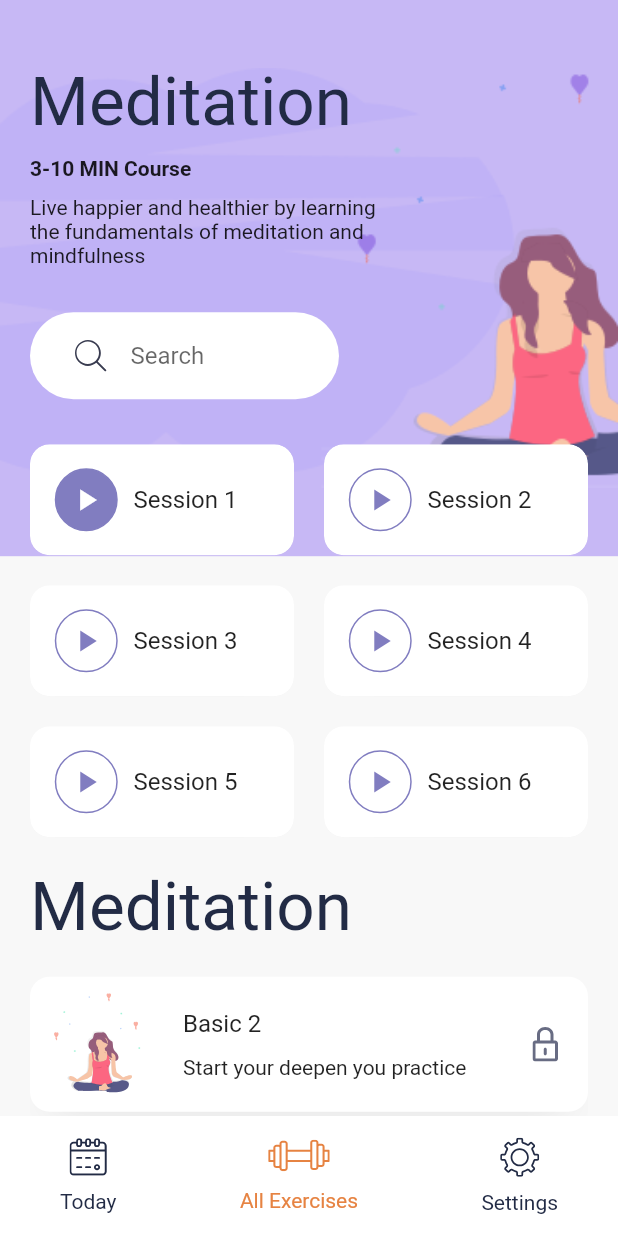
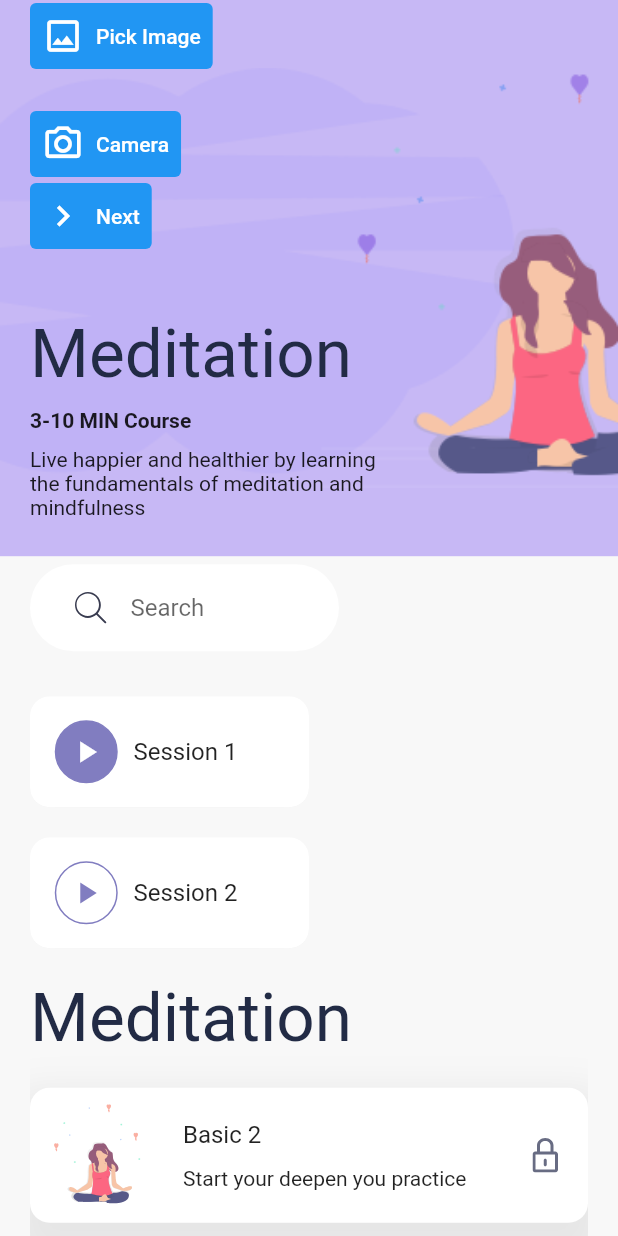
Before and after one commit to ShresthaUtsav03/lets-measure, a Flutter app: the DetailsScreen screen opened directly, on a phone screen of 412 x 824 dp. Run offline on Flutter 3.47's test engine with Material 2 defaults, Android fonts, the phone set to English and light mode, and no system bars; our stand-ins replace flutter_svg, image_picker.

Commit message:
Image selection page (TBD) successfully nav.pshed

```diff
--- a/lib/main.dart
+++ b/lib/main.dart
@@ -1,4 +1,5 @@
 import 'package:flutter/material.dart';
+import 'package:lets_measure/views/details_screen.dart';
 import 'package:lets_measure/views/graphic_input.dart';
 import 'package:lets_measure/views/home.dart';
 
@@ -25,7 +26,8 @@ class LetsMeasure extends StatelessWidget {
         initialRoute: '/home',
         routes: {
           '/home': (context) => const HomeScreen(),
-          '/graphicInput': (context) => const Home(),
+          '/imageInput': (context) => const Home(),
+          '/meditation': (context) => DetailsScreen(),
         });
   }
 }
--- a/lib/views/details_screen.dart
+++ b/lib/views/details_screen.dart
@@ -1,15 +1,70 @@
+import 'dart:convert';
+import 'dart:io';
+import 'package:http/http.dart' as http;
+
 import 'package:flutter/material.dart';
 import 'package:flutter_svg/svg.dart';
+import 'package:image_picker/image_picker.dart';
 import 'package:lets_measure/constants.dart';
 import 'package:lets_measure/widgets/bottom_nav_bar.dart';
+import 'package:lets_measure/widgets/build_button.dart';
 import 'package:lets_measure/widgets/search_bar.dart';
 
-class DetailsScreen extends StatelessWidget {
+class DetailsScreen extends StatefulWidget {
+  @override
+  State<DetailsScreen> createState() => _DetailsScreenState();
+}
+
+class _DetailsScreenState extends State<DetailsScreen> {
+  bool imageReceived = false;
+
+  File? image;
+
+  String server = "http://6c4e-110-44-127-181.ngrok.io/";
+
+  void uploadImage() async {
+    try {
+      var request = http.MultipartRequest(
+        'POST',
+        Uri.parse(server + "object_measurement_rectangle"),
+      );
+      Map<String, String> headers = {"Content-type": "multipart/form-data"};
+      request.files.add(
+        http.MultipartFile(
+          'image',
+          image!.readAsBytes().asStream(),
+          image!.lengthSync(),
+          filename: "filename",
+        ),
+      );
+      request.headers.addAll(headers);
+      final response = await request.send();
+
+      http.Response res = await http.Response.fromStream(response);
+      final resJson = jsonDecode(res.body);
+      print(resJson['image']);
+    } catch (e) {
+      setState(() {});
+    }
+    imageReceived = true;
+  }
+
+  Future pickImage(ImageSource source) async {
+    final image = await ImagePicker().pickImage(source: source);
+    if (image == null) {
+      return;
+    }
+    final imageTemporary = File(image.path);
+    setState(() {
+      this.image = imageTemporary;
+    });
+  }
+
   @override
   Widget build(BuildContext context) {
     var size = MediaQuery.of(context).size;
     return Scaffold(
-      bottomNavigationBar: BottomNavBar(),
+      //bottomNavigationBar: BottomNavBar(),
       body: Stack(
         children: <Widget>[
           Container(
@@ -29,6 +84,22 @@ class DetailsScreen extends StatelessWidget {
                 child: Column(
                   crossAxisAlignment: CrossAxisAlignment.start,
                   children: <Widget>[
+                    BuildButton(
+                      title: 'Pick Image',
+                      icon: Icons.image_outlined,
+                      onClicked: () => pickImage(ImageSource.gallery),
+                    ),
+                    const SizedBox(height: 24),
+                    BuildButton(
+                      title: 'Camera',
+                      icon: Icons.camera_alt_outlined,
+                      onClicked: () => pickImage(ImageSource.camera),
+                    ),
+                    const Spacer(),
+                    BuildButton(
+                        title: 'Next',
+                        icon: Icons.chevron_right,
+                        onClicked: uploadImage),
                     SizedBox(
                       height: size.height * 0.05,
                     ),
@@ -65,22 +136,6 @@ class DetailsScreen extends StatelessWidget {
                           seassionNum: 2,
                           press: () {},
                         ),
-                        SeassionCard(
-                          seassionNum: 3,
-                          press: () {},
-                        ),
-                        SeassionCard(
-                          seassionNum: 4,
-                          press: () {},
-                        ),
-                        SeassionCard(
-                          seassionNum: 5,
-                          press: () {},
-                        ),
-                        SeassionCard(
-                          seassionNum: 6,
-                          press: () {},
-                        ),
                       ],
                     ),
                     SizedBox(height: 20),
@@ -99,7 +154,7 @@ class DetailsScreen extends StatelessWidget {
                           BoxShadow(
                             offset: Offset(0, 17),
                             blurRadius: 23,
-                            spreadRadius: -13,
+                            spreadRadius: 13,
                             color: kShadowColor,
                           ),
                         ],
@@ -158,8 +213,8 @@ class SeassionCard extends StatelessWidget {
       return ClipRRect(
         borderRadius: BorderRadius.circular(13),
         child: Container(
-          width: constraint.maxWidth / 2 -
-              10, // constraint.maxWidth provide us the available with for this widget
+          width: constraint.maxWidth /
+              2, // constraint.maxWidth provide us the available with for this widget
           // padding: EdgeInsets.all(16),
           decoration: BoxDecoration(
             color: Colors.white,
--- a/lib/views/graphic_input.dart
+++ b/lib/views/graphic_input.dart
@@ -18,7 +18,7 @@ class Home extends StatefulWidget {
 class _HomeState extends State<Home> {
   bool received = false;
   File? image;
-  String server = "http://6c4e-110-44-127-181.ngrok.io/";
+  String server = "http://2565-110-44-116-42.ngrok.io/";
 
   String message = "";
   String resultImage = "";
@@ -74,7 +74,7 @@ class _HomeState extends State<Home> {
 
     message = resJson['message'];
     resultImage = resJson['image'];
-
+    displayResponseImage();
     print(resultImage);
 
     //displayResponseImage();
```
Also changed, not shown: lib/views/home.dart (+6 -13 lines), lib/widgets/category_card.dart (+11 -3 lines).
